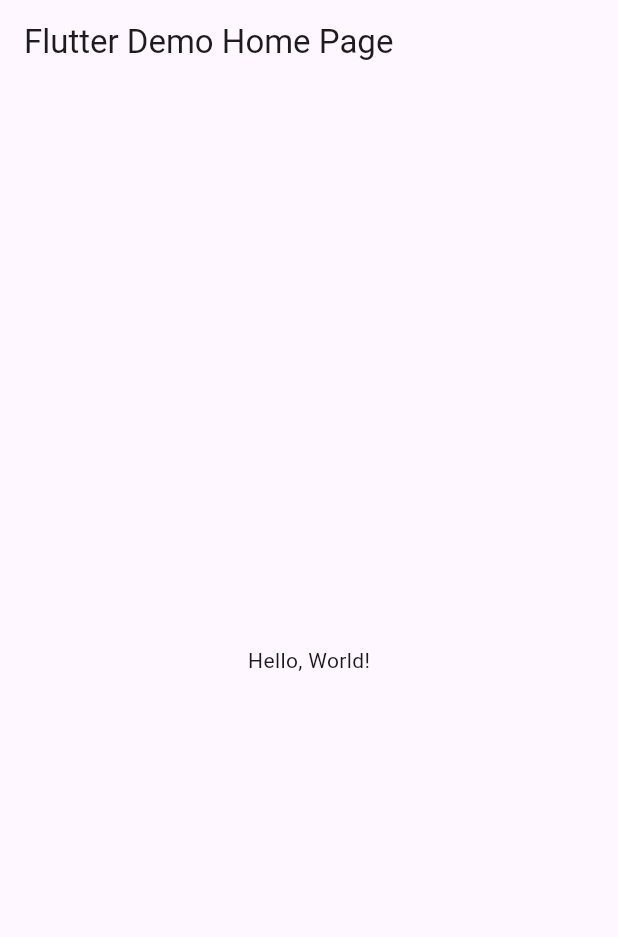
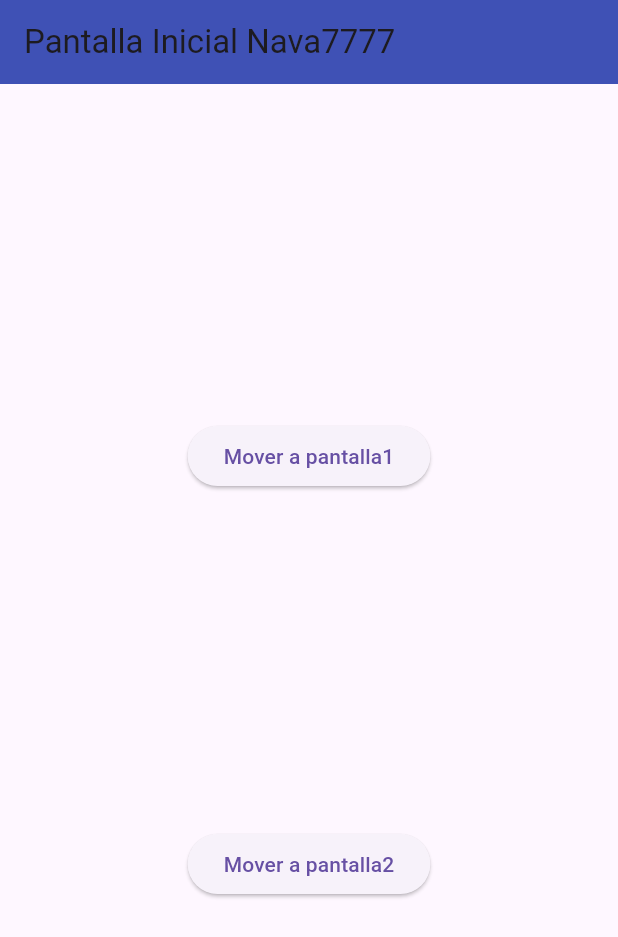
Before and after one commit to nava128/RutaPag-nava7777, a Flutter app: the screen it shows after launch, on a phone screen of 412 x 824 dp. Shown: the top 937 px of the screen. Run offline on Flutter 3.47's test engine with Material 3 defaults, Android fonts, the phone set to English and light mode, and no system bars.

```diff
--- a/lib/main.dart
+++ b/lib/main.dart
@@ -1,43 +1,22 @@
 import 'package:flutter/material.dart';
+import 'package:nava7777/pantalla2_7777.dart';
+import 'package:nava7777/pantalla1_7777.dart';
+import 'package:nava7777/pantallainicial_7777.dart';
 
-void main() => runApp(MyApp());
+void main() => runApp(MiApp7777());
 
-class MyApp extends StatelessWidget {
-  const MyApp({super.key});
-  // This widget is the root of your application.
+class MiApp7777 extends StatelessWidget {
+  const MiApp7777({Key? key}) : super(key: key);
   @override
   Widget build(BuildContext context) {
     return MaterialApp(
-      // Application name
-      title: 'Flutter Hello World',
-      // Application theme data, you can set the colors for the application as
-      // you want
-      theme: ThemeData(
-        // useMaterial3: true,
-        primarySwatch: Colors.blue,
-      ),
-      // A widget which will be started on application startup
-      home: MyHomePage(title: 'Flutter Demo Home Page'),
+      debugShowCheckedModeBanner: false,
+      initialRoute: "/",
+      routes: {
+        "/": (context) => PantallaInicial_7777(),
+        "/Pantall1_7777": (context) => Pantalla1_7777(),
+        "/Pantalla2_7777": (context) => Pantalla2_7777(),
+      }, // rutas de paginas
     );
-  }
-}
-
-class MyHomePage extends StatelessWidget {
-  final String title;
-  const MyHomePage({super.key, required this.title});
-
-  @override
-  Widget build(BuildContext context) {
-    return Scaffold(
-      appBar: AppBar(
-        // The title text which will be shown on the action bar
-        title: Text(title),
-      ),
-      body: Center(
-        child: Text(
-          'Hello, World!',
-        ),
-      ),
-    );
-  }
-}
+  } // fin widget
+} // fin MiApp7777
--- /dev/null
+++ b/lib/pantalla1_7777.dart
@@ -0,0 +1,25 @@
+//Pantalla1_7777
+import 'package:flutter/material.dart';
+
+class Pantalla1_7777 extends StatelessWidget {
+  const Pantalla1_7777({Key? key}) : super(key: key);
+
+  @override
+  Widget build(BuildContext context) {
+    return Scaffold(
+      appBar: AppBar(
+        title: Text("Pantalla1 Nava7777"),
+        backgroundColor: Colors.red,
+      ),
+      body: Center(
+        child: Column(
+          children: [
+            Container(
+              child: Text("NaVA EJEMPLO"),
+            )
+          ], // niños
+        ),
+      ),
+    );
+  } // fin widget
+} // fin pantalla 1
--- /dev/null
+++ b/lib/pantalla2_7777.dart
@@ -0,0 +1,28 @@
+// Pantalla2_7777
+//
+import 'package:flutter/material.dart';
+
+class Pantalla2_7777 extends StatelessWidget {
+  const Pantalla2_7777({Key? key}) : super(key: key);
+
+  @override
+  Widget build(BuildContext context) {
+    return Scaffold(
+      appBar: AppBar(
+        title: Text("Pantalla 2  Nava7777"),
+        backgroundColor: Colors.orange,
+      ),
+      body: Center(
+        child: Column(
+          mainAxisAlignment: MainAxisAlignment.center,
+          children: [
+            ElevatedButton(
+              onPressed: () {}, // si presiona boton
+              child: Text("Pantalla"),
+            )
+          ],
+        ),
+      ),
+    );
+  } // widget
+} // fin pantalla2
--- /dev/null
+++ b/lib/pantallainicial_7777.dart
@@ -0,0 +1,36 @@
+import 'package:flutter/material.dart';
+
+//PantallaInicial_7777
+//
+class PantallaInicial_7777 extends StatelessWidget {
+  const PantallaInicial_7777({Key? key}) : super(key: key);
+
+  @override
+  Widget build(BuildContext context) {
+    return Scaffold(
+      appBar: AppBar(
+        title: Text("Pantalla Inicial Nava7777"),
+        backgroundColor: Colors.indigo,
+      ),
+      body: Center(
+        child: Column(
+          mainAxisAlignment: MainAxisAlignment.spaceEvenly,
+          children: [
+            ElevatedButton(
+              onPressed: () {
+                Navigator.pushNamed(context, "/Pantall1_7777");
+              },
+              child: Text("Mover a pantalla1"),
+            ),
+            ElevatedButton(
+              onPressed: () {
+                Navigator.pushNamed(context, "/Pantalla2_7777");
+              },
+              child: Text("Mover a pantalla2"),
+            )
+          ], // niños
+        ),
+      ),
+    );
+  } //  fin de widgets
+} // fin pantalla inicial
```
